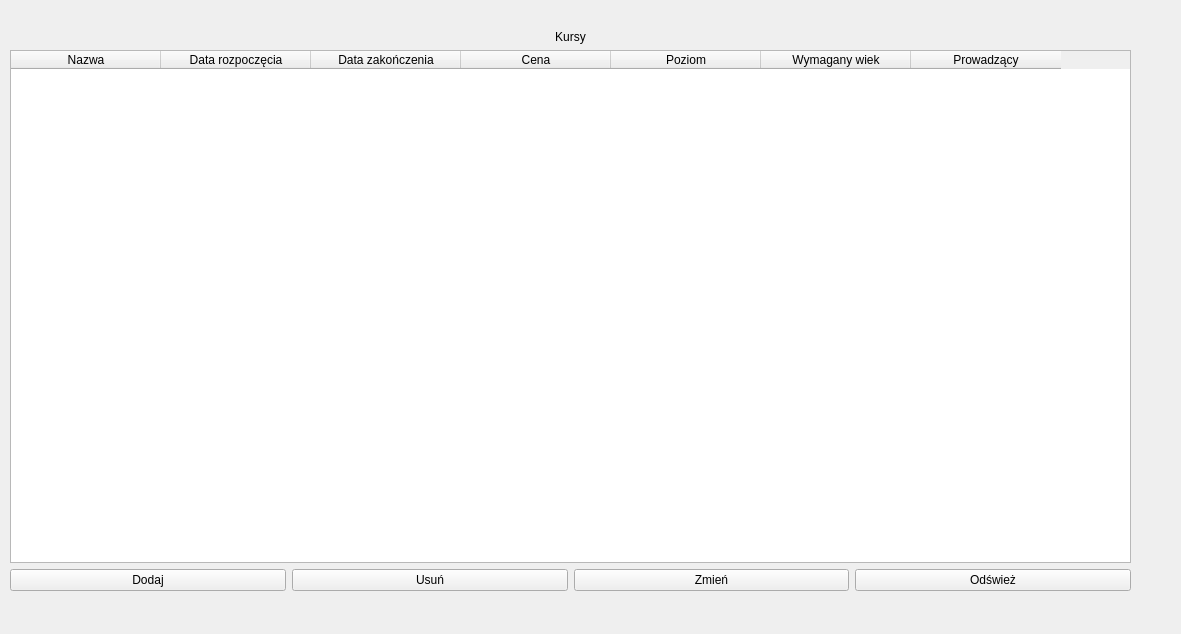
Before: the Qt Designer form tableedit_kursy_pracownik.ui in aleksanderkalenbach/IO_2020_2021_ASP, drawn with Qt 5.
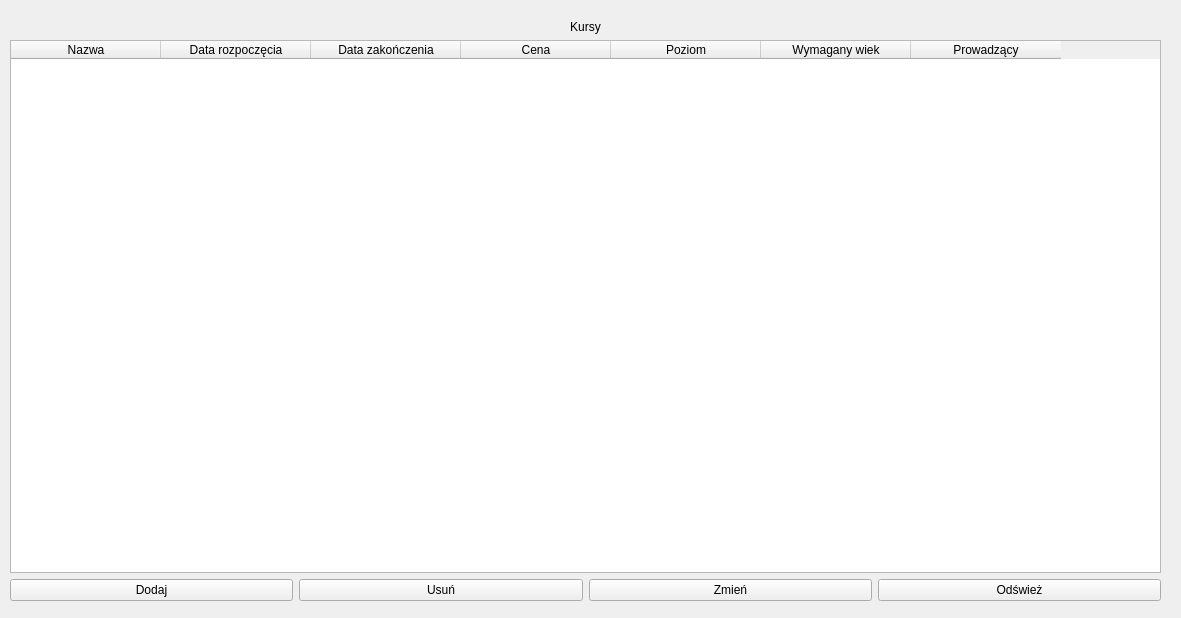
After: the same form once the commit is applied.

What changed in the file:
```diff
--- a/tableedit_kursy_pracownik.ui
+++ b/tableedit_kursy_pracownik.ui
@@ -7,9 +7,15 @@
     <x>0</x>
     <y>0</y>
     <width>1181</width>
-    <height>634</height>
+    <height>618</height>
    </rect>
   </property>
+  <property name="sizePolicy">
+   <sizepolicy hsizetype="Fixed" vsizetype="Fixed">
+    <horstretch>0</horstretch>
+    <verstretch>0</verstretch>
+   </sizepolicy>
+  </property>
   <property name="windowTitle">
    <string>Form</string>
   </property>
@@ -17,9 +23,9 @@
    <property name="geometry">
     <rect>
      <x>10</x>
-     <y>30</y>
-     <width>1121</width>
-     <height>561</height>
+     <y>20</y>
+     <width>1151</width>
+     <height>581</height>
     </rect>
    </property>
    <layout class="QGridLayout" name="gridLayout_3">
```
Left out of the diff: 28 changed lines with no effect on the pictures.
